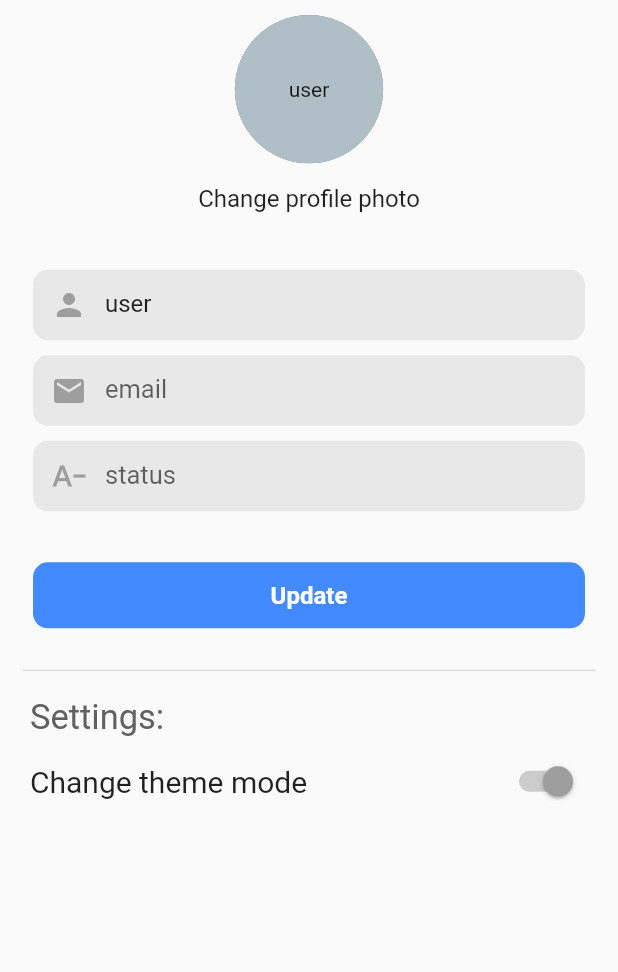
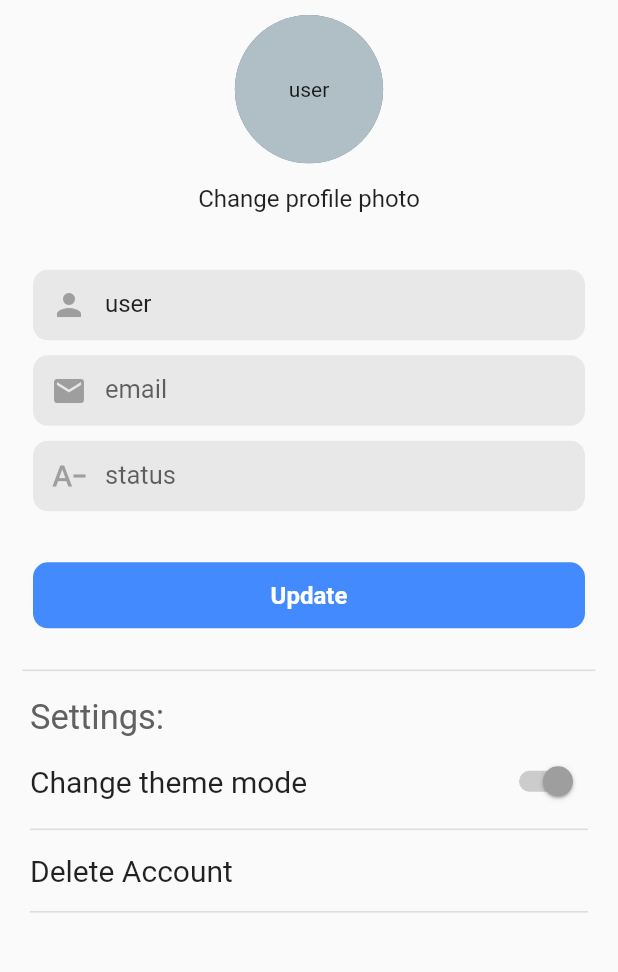
Before and after one commit to prossion/Flutter-Chat-App, a Flutter app: the ProfilePage screen opened directly with empty values, on a phone screen of 412 x 824 dp, the part 84-1056 px from its top. Run offline on Flutter 3.47's test engine with Material 2 defaults, Android fonts, the phone set to English and light mode, and no system bars; drawn by our look-alikes of cached_network_image; our stand-ins replace bubble, cloud_firestore, delayed_display, email_validator, equatable, firebase_auth and 9 more; accounts and stored records are empty; network calls fail.

Commit message:
update auth delete

```diff
--- a/lib/futures/data/datasources/remote/firebase_remote_data_source_impl.dart
+++ b/lib/futures/data/datasources/remote/firebase_remote_data_source_impl.dart
@@ -250,10 +250,13 @@ class FirebaseRemoteDataSourceImpl implements FirebaseRemoteDataSource {
   @override
   Future<void> deleteUser(String userId) async {
     final userRef = firestore.collection("users").doc(userId);
+    final userAuthRef = auth.currentUser;
 
     print('id: $userId');
-    userRef.delete().then((doc) => print('User has been deleting'),
+    userRef.delete().then((doc) => print('User doc has been deleting'),
         onError: (e) => print("Error delete User $e"));
+    userAuthRef?.delete().then((doc) => print('User auth has been deleting'),
+        onError: (e) => print("Error delete auth User $e"));
   }
 
   @override
--- a/lib/futures/presentation/pages/profile_page.dart
+++ b/lib/futures/presentation/pages/profile_page.dart
@@ -2,6 +2,7 @@
 
 import 'dart:io';
 
+import 'package:firebase_auth/firebase_auth.dart';
 import 'package:flutter/material.dart';
 import 'package:flutter_bloc/flutter_bloc.dart';
 import 'package:flutter_social_app/config/app_theme.dart';
@@ -329,6 +330,53 @@ class _ProfilePageState extends State<ProfilePage> {
                 ],
               ),
             ),
+            const Divider(
+              thickness: 1,
+              endIndent: 20,
+              indent: 20,
+            ),
+            Padding(
+              padding: const EdgeInsets.only(left: 20.0, top: 8.0, bottom: 8.0),
+              child: InkWell(
+                onTap: () {
+                  showDialog(
+                    context: context,
+                    builder: (context) => AlertDialog(
+                      title: const Text("Are you sure to delete your account?"),
+                      content: const Text(
+                          "If you delete your account, you will delete your data and messages. Also, you will not be able to restore your account, only register a new account."),
+                      actions: [
+                        TextButton(
+                          onPressed: () {
+                            Navigator.pop(context);
+                            BlocProvider.of<UserBloc>(context)
+                                .add(GetDeleteUserEvent(uid: widget.uid));
+                            BlocProvider.of<AuthBloc>(context)
+                                .add(LoggetOutEvent());
+                          },
+                          child: Container(
+                            padding: const EdgeInsets.all(14),
+                            child: const Text("Okay"),
+                          ),
+                        ),
+                      ],
+                    ),
+                  );
+                },
+                child: const Align(
+                  alignment: Alignment.topLeft,
+                  child: Text(
+                    'Delete Account',
+                    style: TextStyle(fontSize: 20),
+                  ),
+                ),
+              ),
+            ),
+            const Divider(
+              thickness: 1,
+              endIndent: 20,
+              indent: 20,
+            ),
           ],
         ),
       ),
```
